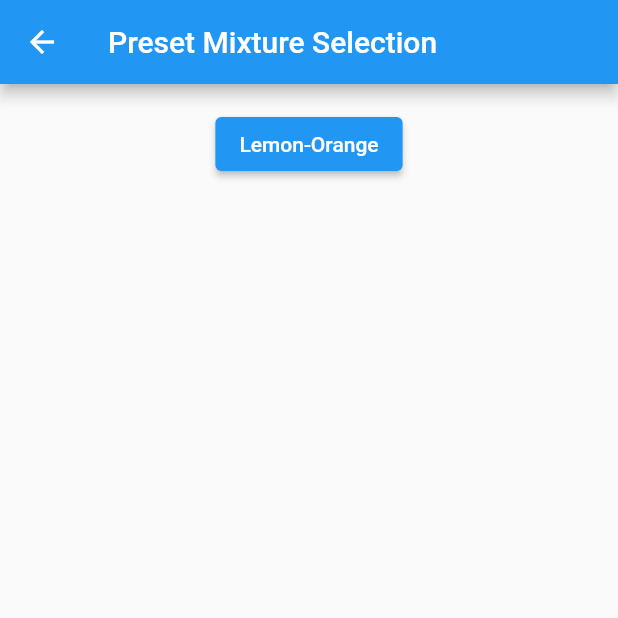
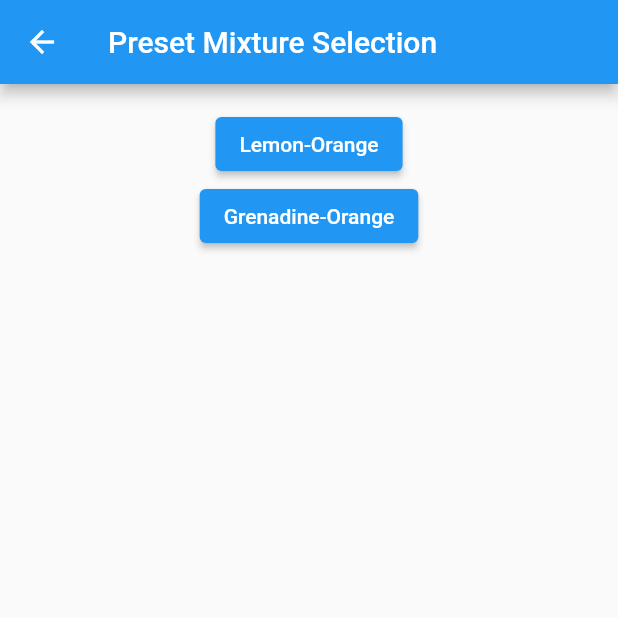
Before and after one commit to alikaratas17/Liquid-Mixing-Robot-Project, a Flutter app: the screen it shows after launch, after a tap on "Make Preset Mixture", on a phone screen of 412 x 824 dp, the top half of it. Run offline on Flutter 3.47's test engine with Material 2 defaults, Android fonts, the phone set to English and light mode, and no system bars; missing offline and left inert: dart:ffi.

Commit message:
Final push?

```diff
--- a/App/mixture_selector/lib/preset_order.dart
+++ b/App/mixture_selector/lib/preset_order.dart
@@ -20,8 +20,8 @@
 class MyPresetOrderScreenState extends State<MyPresetOrderScreen> {
   List<ElevatedButton> options = [];
   String message = "";
-  List<String> all_options_names = ["Lemon-Orange"];
-  List<List<String>> all_options_items = [["Lemon Juice","Orange Juice"]];
+  List<String> all_options_names = ["Lemon-Orange","Grenadine-Orange","Apple-Pineapple"];
+  List<List<String>> all_options_items = [["Lemon Juice","Orange Juice"],["Grenadine Juice","Orange Juice"],["Apple Juice","Pineapple Juice"]];
 
   MyPresetOrderScreenState(drinks, max_amount) {
     for (int i = 0; i < all_options_names.length; i++) {
```
Also changed, not shown: 2 other files.
